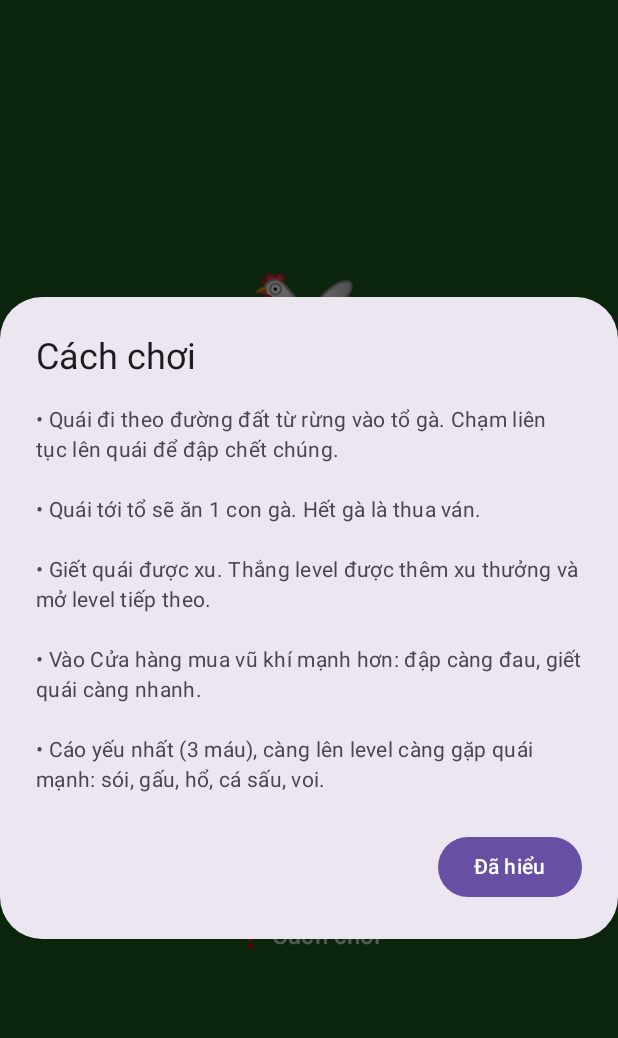
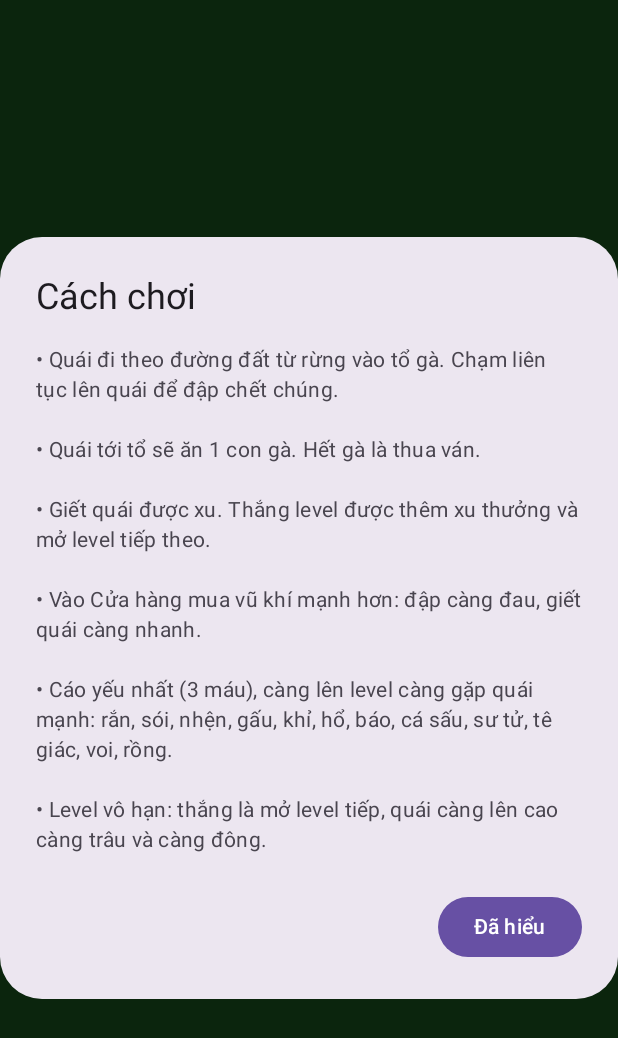
Before and after one commit to duyhien135/bao-ve-dan-ga, an Android app built with Jetpack Compose: the screen it shows after launch (MainActivity), after a tap on "❓ Cách chơi", on a phone screen of 412 x 824 dp. Shown: the top 1038 px of the screen. Run offline under Robolectric (Android 15) with nearby library versions, the phone set to English and light mode, and no system bars.

Commit message:
v1.1: level vo han (sinh tu dong tu level 11), 12 vu khi, 13 loai quai, quai trau dan theo level

```diff
--- a/app/build.gradle.kts
+++ b/app/build.gradle.kts
@@ -12,8 +12,8 @@ android {
         applicationId = "com.example.baovedanga"
         minSdk = 26
         targetSdk = 35
-        versionCode = 1
-        versionName = "1.0"
+        versionCode = 2
+        versionName = "1.1"
     }
 
     buildTypes {
--- a/app/src/main/java/com/example/baovedanga/GameData.kt
+++ b/app/src/main/java/com/example/baovedanga/GameData.kt
@@ -1,4 +1,6 @@
 package com.example.baovedanga
+
+import kotlin.random.Random
 
 // ==================== VŨ KHÍ ====================
 // damage: sát thương mỗi lần chạm. price: giá mua bằng xu (0 = có sẵn).
@@ -11,6 +13,12 @@ val WEAPONS = listOf(
     Weapon("axe", "Rìu", "\uD83E\uDE93", 5, 900),
     Weapon("sword", "Kiếm", "⚔️", 8, 2000),
     Weapon("thor", "Búa Thor", "⚡", 12, 4000),
+    Weapon("trident", "Giáo", "🔱", 16, 7000),
+    Weapon("bow", "Cung", "🏹", 20, 12000),
+    Weapon("watergun", "Súng nước", "🔫", 26, 20000),
+    Weapon("bomb", "Bom", "💣", 35, 35000),
+    Weapon("fireblade", "Kiếm lửa", "🔥", 50, 60000),
+    Weapon("wand", "Gậy phép", "🪄", 70, 100000),
 )
 
 fun weaponById(id: String): Weapon = WEAPONS.firstOrNull { it.id == id } ?: WEAPONS[0]
@@ -18,6 +26,7 @@ fun weaponById(id: String): Weapon = WEAPONS.firstOrNull { it.id == id } ?: WEAP
 // ==================== QUÁI ====================
 // hp: máu. speedDp: tốc độ di chuyển (dp/giây). coins: xu nhận khi giết.
 // radiusScale: kích thước vòng tròn quái so với chuẩn. color: màu thân.
+// minLevel: quái chỉ xuất hiện từ level này trở lên.
 data class MonsterType(
     val id: String,
     val name: String,
@@ -27,15 +36,23 @@ data class MonsterType(
     val coins: Int,
     val radiusScale: Float,
     val color: Long,
+    val minLevel: Int = 1,
 )
 
 val MONSTER_TYPES = listOf(
-    MonsterType("fox", "Cáo", "\uD83E\uDD8A", 3, 55f, 5, 1.0f, 0xFFFF7043),
-    MonsterType("wolf", "Sói", "\uD83D\uDC3A", 6, 70f, 8, 1.05f, 0xFF78909C),
-    MonsterType("bear", "Gấu", "\uD83D\uDC3B", 12, 35f, 15, 1.25f, 0xFF8D6E63),
-    MonsterType("tiger", "Hổ", "\uD83D\uDC2F", 20, 60f, 25, 1.2f, 0xFFFFA000),
-    MonsterType("croc", "Cá sấu", "\uD83D\uDC0A", 30, 40f, 35, 1.3f, 0xFF558B2F),
-    MonsterType("elephant", "Voi", "\uD83D\uDC18", 45, 26f, 50, 1.5f, 0xFF90A4AE),
+    MonsterType("fox", "Cáo", "\uD83E\uDD8A", 3, 55f, 5, 1.0f, 0xFFFF7043, 1),
+    MonsterType("snake", "Rắn", "🐍", 8, 85f, 10, 0.9f, 0xFF66BB6A, 2),
+    MonsterType("wolf", "Sói", "\uD83D\uDC3A", 6, 70f, 8, 1.05f, 0xFF78909C, 2),
+    MonsterType("spider", "Nhện", "🕷️", 10, 65f, 12, 0.95f, 0xFF5D4037, 3),
+    MonsterType("bear", "Gấu", "\uD83D\uDC3B", 12, 35f, 15, 1.25f, 0xFF8D6E63, 3),
+    MonsterType("monkey", "Khỉ", "🐒", 14, 75f, 18, 1.0f, 0xFFA1887F, 4),
+    MonsterType("tiger", "Hổ", "\uD83D\uDC2F", 20, 60f, 25, 1.2f, 0xFFFFA000, 4),
+    MonsterType("leopard", "Báo", "🐆", 16, 95f, 20, 1.1f, 0xFFFBC02D, 5),
+    MonsterType("croc", "Cá sấu", "\uD83D\uDC0A", 30, 40f, 35, 1.3f, 0xFF558B2F, 6),
+    MonsterType("lion", "Sư tử", "🦁", 40, 55f, 45, 1.35f, 0xFFEF6C00, 6),
+    MonsterType("rhino", "Tê giác", "🦏", 60, 30f, 60, 1.45f, 0xFF78909C, 7),
+    MonsterType("elephant", "Voi", "\uD83D\uDC18", 45, 26f, 50, 1.5f, 0xFF90A4AE, 8),
+    MonsterType("dragon", "Rồng", "🐉", 90, 45f, 100, 1.6f, 0xFFC62828, 8),
 )
 
 fun monsterTypeById(id: String): MonsterType = MONSTER_TYPES.firstOrNull { it.id == id } ?: MONSTER_TYPES[0]
@@ -51,7 +68,8 @@ data class LevelDef(
     val chickens: Int = 5,
 )
 
-val LEVELS = listOf(
+// Level 1-10 làm tay để mở đầu dễ, khó dần đều.
+private val FIRST_LEVELS = listOf(
     LevelDef(1, 1, listOf(
         listOf(SpawnGroup("fox", 5)),
         listOf(SpawnGroup("fox", 7)),
@@ -112,6 +130,28 @@ val LEVELS = listOf(
     )),
 )
 
+// Level vô hạn: 1-10 làm tay, từ 11 trở đi sinh tự động theo số level
+// (dùng Random gieo theo số level nên cùng 1 level luôn ra cùng 1 đội hình).
+// Càng lên cao càng nhiều đợt, nhiều quái, quái ra nhanh hơn, 4 đường.
+fun levelDef(number: Int): LevelDef {
+    FIRST_LEVELS.getOrNull(number - 1)?.let { return it }
+    val rng = Random(number * 7919L)
+    val available = MONSTER_TYPES.filter { it.minLevel <= number }
+    val extra = number - 10
+    val waveCount = minOf(5 + extra / 3, 8)
+    val gap = maxOf(0.6f, 1.1f - 0.02f * extra)
+    val waves = List(waveCount) {
+        val groups = mutableListOf<SpawnGroup>()
+        repeat(2 + rng.nextInt(2)) {
+            val type = available.random(rng)
+            val count = 2 + rng.nextInt(3 + extra / 2)
+            groups += SpawnGroup(type.id, count, gap)
+        }
+        groups
+    }
+    return LevelDef(number, 4, waves)
+}
+
 // Xu thưởng khi thắng level.
 fun winBonus(level: Int): Int = 10 + 15 * level
 
--- a/app/src/main/java/com/example/baovedanga/MenuScreens.kt
+++ b/app/src/main/java/com/example/baovedanga/MenuScreens.kt
@@ -111,7 +111,8 @@ fun MenuScreen(
                         "• Quái tới tổ sẽ ăn 1 con gà. Hết gà là thua ván.\n\n" +
                         "• Giết quái được xu. Thắng level được thêm xu thưởng và mở level tiếp theo.\n\n" +
                         "• Vào Cửa hàng mua vũ khí mạnh hơn: đập càng đau, giết quái càng nhanh.\n\n" +
-                        "• Cáo yếu nhất (3 máu), càng lên level càng gặp quái mạnh: sói, gấu, hổ, cá sấu, voi."
+                        "• Cáo yếu nhất (3 máu), càng lên level càng gặp quái mạnh: rắn, sói, nhện, gấu, khỉ, hổ, báo, cá sấu, sư tử, tê giác, voi, rồng.\n\n" +
+                        "• Level vô hạn: thắng là mở level tiếp, quái càng lên cao càng trâu và càng đông."
                 )
             },
             confirmButton = {
@@ -151,7 +152,9 @@ fun LevelSelectScreen(
             horizontalArrangement = Arrangement.spacedBy(12.dp),
             verticalArrangement = Arrangement.spacedBy(12.dp),
         ) {
-            items(LEVELS) { level ->
+            // Level vô hạn: chỉ hiện các level đã mở + level tiếp theo (đang khóa).
+            items((1..save.unlockedLevel + 1).toList()) { n ->
+                val level = levelDef(n)
                 val unlocked = level.number <= save.unlockedLevel
                 Card(
                     colors = CardDefaults.cardColors(
--- a/app/src/main/java/com/example/baovedanga/SaveManager.kt
+++ b/app/src/main/java/com/example/baovedanga/SaveManager.kt
@@ -33,7 +33,7 @@ class SaveManager(context: Context) {
     }
 
     fun unlockLevel(level: Int) {
-        if (level > unlockedLevel && level <= LEVELS.size) {
+        if (level > unlockedLevel) {
             unlockedLevel = level
             prefs.edit().putInt("unlocked_level", unlockedLevel).apply()
         }
```
Also changed, not shown: app/src/main/java/com/example/baovedanga/GameScreen.kt (+2 -6 lines), app/src/main/java/com/example/baovedanga/GameState.kt (+12 -5 lines), app/src/main/java/com/example/baovedanga/MainActivity.kt (+4 -8 lines).
